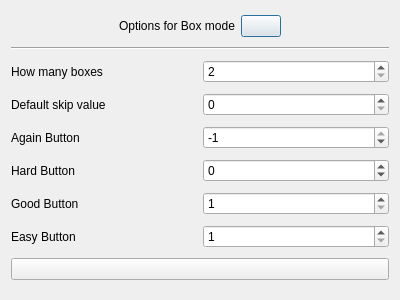
Qt form cardView/modes/boxes/askforboxesoptions.ui (Szybet/sanki) before a commit.
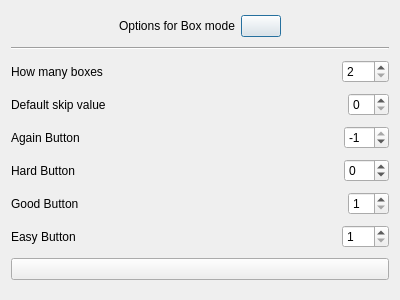
The same form after that commit. Icons and pictures are not drawn.

Diff of the .ui file:
```diff
--- a/cardView/modes/boxes/askforboxesoptions.ui
+++ b/cardView/modes/boxes/askforboxesoptions.ui
@@ -88,6 +88,18 @@
      </item>
      <item>
       <widget class="QSpinBox" name="boxesSpinBox">
+       <property name="sizePolicy">
+        <sizepolicy hsizetype="Fixed" vsizetype="Fixed">
+         <horstretch>0</horstretch>
+         <verstretch>0</verstretch>
+        </sizepolicy>
+       </property>
+       <property name="suffix">
+        <string/>
+       </property>
+       <property name="prefix">
+        <string/>
+       </property>
        <property name="minimum">
         <number>2</number>
        </property>
@@ -108,7 +120,20 @@
       </widget>
      </item>
      <item>
-      <widget class="QSpinBox" name="skipSpinBox"/>
+      <widget class="QSpinBox" name="skipSpinBox">
+       <property name="sizePolicy">
+        <sizepolicy hsizetype="Fixed" vsizetype="Fixed">
+         <horstretch>0</horstretch>
+         <verstretch>0</verstretch>
+        </sizepolicy>
+       </property>
+       <property name="suffix">
+        <string/>
+       </property>
+       <property name="prefix">
+        <string/>
+       </property>
+      </widget>
      </item>
     </layout>
    </item>
@@ -123,6 +148,12 @@
      </item>
      <item>
       <widget class="QSpinBox" name="againSpinBox">
+       <property name="sizePolicy">
+        <sizepolicy hsizetype="Fixed" vsizetype="Fixed">
+         <horstretch>0</horstretch>
+         <verstretch>0</verstretch>
+        </sizepolicy>
+       </property>
        <property name="suffix">
         <string/>
        </property>
@@ -153,6 +184,18 @@
      </item>
      <item>
       <widget class="QSpinBox" name="hardSpinBox_2">
+       <property name="sizePolicy">
+        <sizepolicy hsizetype="Fixed" vsizetype="Fixed">
+         <horstretch>0</horstretch>
+         <verstretch>0</verstretch>
+        </sizepolicy>
+       </property>
+       <property name="suffix">
+        <string/>
+       </property>
+       <property name="prefix">
+        <string/>
+       </property>
        <property name="minimum">
         <number>-20</number>
        </property>
@@ -174,6 +217,18 @@
      </item>
      <item>
       <widget class="QSpinBox" name="goodSpinBox_3">
+       <property name="sizePolicy">
+        <sizepolicy hsizetype="Fixed" vsizetype="Fixed">
+         <horstretch>0</horstretch>
+         <verstretch>0</verstretch>
+        </sizepolicy>
+       </property>
+       <property name="suffix">
+        <string/>
+       </property>
+       <property name="prefix">
+        <string/>
+       </property>
        <property name="minimum">
         <number>1</number>
        </property>
@@ -195,6 +250,18 @@
      </item>
      <item>
       <widget class="QSpinBox" name="easySpinBox_4">
+       <property name="sizePolicy">
+        <sizepolicy hsizetype="Fixed" vsizetype="Fixed">
+         <horstretch>0</horstretch>
+         <verstretch>0</verstretch>
+        </sizepolicy>
+       </property>
+       <property name="suffix">
+        <string>  </string>
+       </property>
+       <property name="prefix">
+        <string/>
+       </property>
        <property name="minimum">
         <number>1</number>
        </property>
```
Left out of the diff: 1 changed line with no effect on the pictures.
